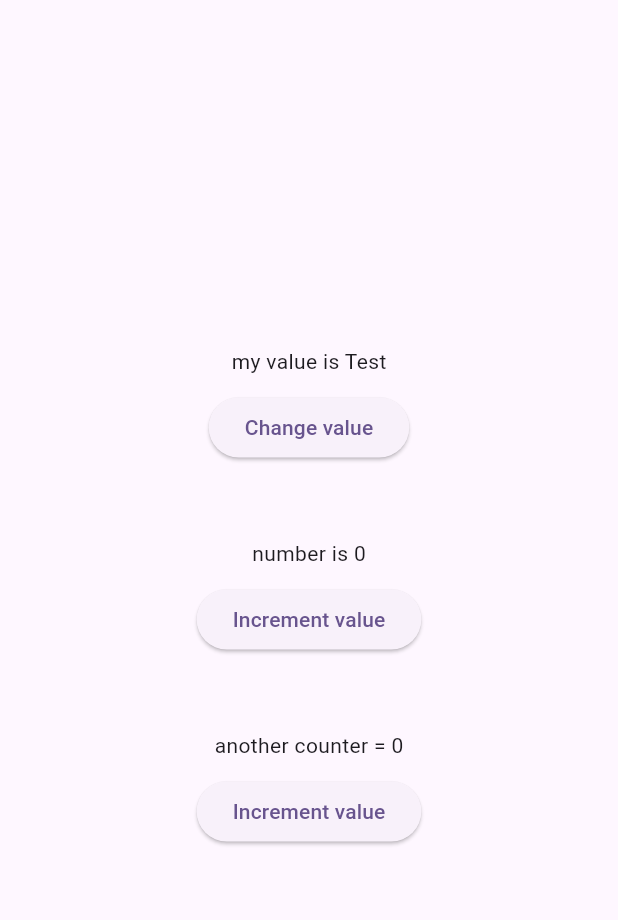
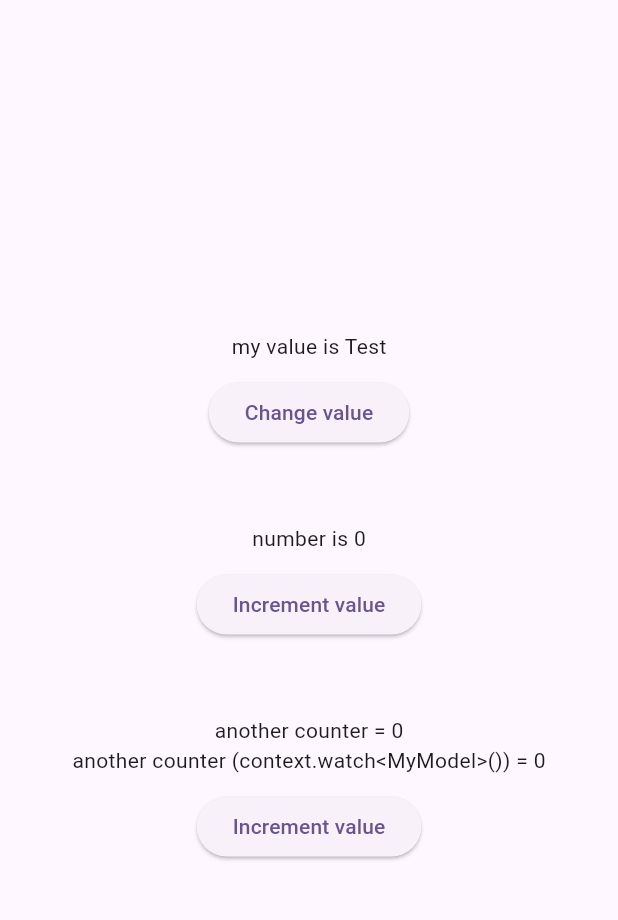
Before and after one commit to mahdi-code007/flutter_provider_recipes_example, a Flutter app: the screen it shows after launch, on a phone screen of 412 x 824 dp, the part 63-983 px from its top. Run offline on Flutter 3.47's test engine with Material 2 defaults, Android fonts, the phone set to English and light mode, and no system bars.

Commit message:
context.watch<Model>() vs context.read<Model>()

```diff
--- a/lib/widget_one.dart
+++ b/lib/widget_one.dart
@@ -8,19 +8,19 @@ class WidgetOne extends StatelessWidget {
   @override
   Widget build(BuildContext context) {
     var myModel = Provider.of<MyModel>(context); // to test provider scope
+    // var myModel = Provider.of<MyModel>(context , listen: false); // when we set (listen: false) date will change in controller not in UI
     return Column(
       children: [
         Text('another counter = ${myModel.selectCountValueTow}'),
+        Text('another counter (context.watch<MyModel>()) = ${context.watch<MyModel>().selectCountValueTow}'),
         const SizedBox(
           height: 10,
         ),
         ElevatedButton(
             onPressed: () {
-              // value.increment();
               context
                   .read<MyModel>()
                   .incrementValueTow(); // second way to call method from MyModel (ChangeNotifier)
-              // Provider.of(context).read<MyModel>(context).increment(); // this way need to wrap MaterialApp by Provider
             },
             child: const Text('Increment value'))
       ],
```
